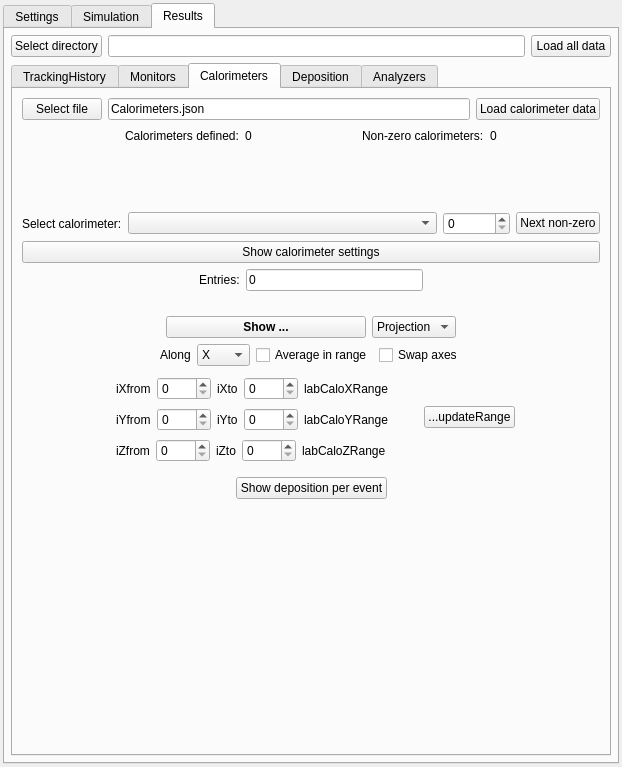
The window that ants3bundle/src/ants3/gui/particleSim/aparticlesimwin.ui (andrmor/ANTS3bundle) describes before a commit, drawn with Qt 5.
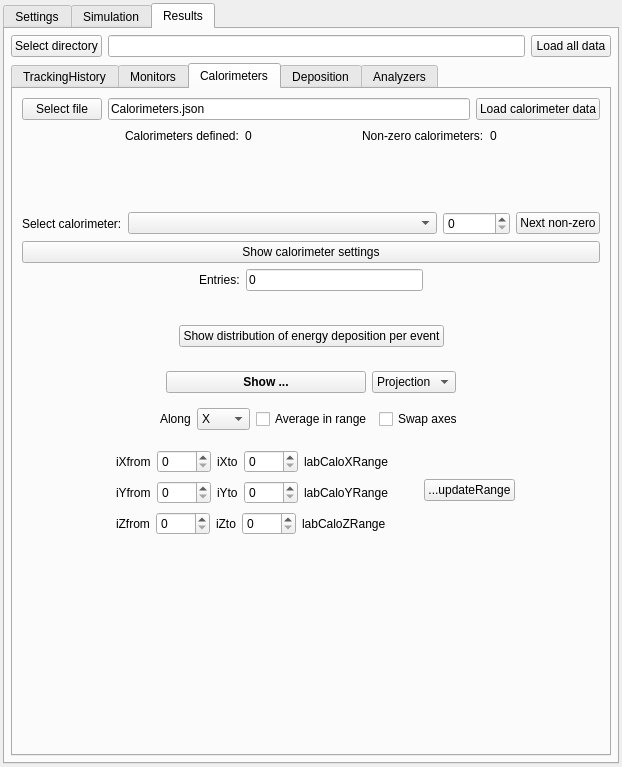
The same window after the commit. The open tabs and pages were chosen to show the change. Icons and pictures are not drawn.

What changed in the file:
```diff
--- a/ants3bundle/src/ants3/gui/particleSim/aparticlesimwin.ui
+++ b/ants3bundle/src/ants3/gui/particleSim/aparticlesimwin.ui
@@ -4505,6 +4505,81 @@
               </property>
               <layout class="QVBoxLayout" name="verticalLayout_42">
                <item>
+                <widget class="QFrame" name="frCaloShowDepoOverEvent">
+                 <property name="minimumSize">
+                  <size>
+                   <width>0</width>
+                   <height>0</height>
+                  </size>
+                 </property>
+                 <property name="frameShape">
+                  <enum>QFrame::Shape::NoFrame</enum>
+                 </property>
+                 <property name="frameShadow">
+                  <enum>QFrame::Shadow::Raised</enum>
+                 </property>
+                 <layout class="QHBoxLayout" name="horizontalLayout_57">
+                  <property name="leftMargin">
+                   <number>0</number>
+                  </property>
+                  <property name="rightMargin">
+                   <number>0</number>
+                  </property>
+                  <property name="bottomMargin">
+                   <number>0</number>
+                  </property>
+                  <item>
+                   <spacer name="horizontalSpacer_74">
+                    <property name="orientation">
+                     <enum>Qt::Orientation::Horizontal</enum>
+                    </property>
+                    <property name="sizeHint" stdset="0">
+                     <size>
+                      <width>172</width>
+                      <height>20</height>
+                     </size>
+                    </property>
+                   </spacer>
+                  </item>
+                  <item>
+                   <widget class="QPushButton" name="pbCaloShowDepoOverEvent">
+                    <property name="text">
+                     <string>Show distribution of energy deposition per event</string>
+                    </property>
+                   </widget>
+                  </item>
+                  <item>
+                   <spacer name="horizontalSpacer_75">
+                    <property name="orientation">
+                     <enum>Qt::Orientation::Horizontal</enum>
+                    </property>
+                    <property name="sizeHint" stdset="0">
+                     <size>
+                      <width>171</width>
+                      <height>20</height>
+                     </size>
+                    </property>
+                   </spacer>
+                  </item>
+                 </layout>
+                </widget>
+               </item>
+               <item>
+                <widget class="QFrame" name="frCaloShowEnergyDose">
+                 <property name="minimumSize">
+                  <size>
+                   <width>0</width>
+                   <height>200</height>
+                  </size>
+                 </property>
+                 <property name="frameShape">
+                  <enum>QFrame::Shape::NoFrame</enum>
+                 </property>
+                 <property name="frameShadow">
+                  <enum>QFrame::Shadow::Raised</enum>
+                 </property>
+                 <layout class="QVBoxLayout" name="verticalLayout_44">
+                  <item>
                 <layout class="QHBoxLayout" name="horizontalLayout_64">
                  <property name="topMargin">
                   <number>0</number>
@@ -4924,63 +4999,6 @@
                   </spacer>
                  </item>
                 </layout>
-               </item>
-               <item>
-                <widget class="QFrame" name="frCaloShowDepoOverEvent">
-                 <property name="minimumSize">
-                  <size>
-                   <width>0</width>
-                   <height>0</height>
-                  </size>
-                 </property>
-                 <property name="frameShape">
-                  <enum>QFrame::Shape::NoFrame</enum>
-                 </property>
-                 <property name="frameShadow">
-                  <enum>QFrame::Shadow::Raised</enum>
-                 </property>
-                 <layout class="QHBoxLayout" name="horizontalLayout_57">
-                  <property name="leftMargin">
-                   <number>0</number>
-                  </property>
-                  <property name="rightMargin">
-                   <number>0</number>
-                  </property>
-                  <property name="bottomMargin">
-                   <number>0</number>
-                  </property>
-                  <item>
-                   <spacer name="horizontalSpacer_74">
-                    <property name="orientation">
-                     <enum>Qt::Orientation::Horizontal</enum>
-                    </property>
-                    <property name="sizeHint" stdset="0">
-                     <size>
-                      <width>172</width>
-                      <height>20</height>
-                     </size>
-                    </property>
-                   </spacer>
-                  </item>
-                  <item>
-                   <widget class="QPushButton" name="pbCaloShowDepoOverEvent">
-                    <property name="text">
-                     <string>Show deposition per event</string>
-                    </property>
-                   </widget>
-                  </item>
-                  <item>
-                   <spacer name="horizontalSpacer_75">
-                    <property name="orientation">
-                     <enum>Qt::Orientation::Horizontal</enum>
-                    </property>
-                    <property name="sizeHint" stdset="0">
-                     <size>
-                      <width>171</width>
-                      <height>20</height>
-                     </size>
-                    </property>
-                   </spacer>
                   </item>
                  </layout>
                 </widget>
```
Left out of the diff: 4 changed lines with no effect on the pictures. Lines whose indentation alone changed are shown as unchanged.
